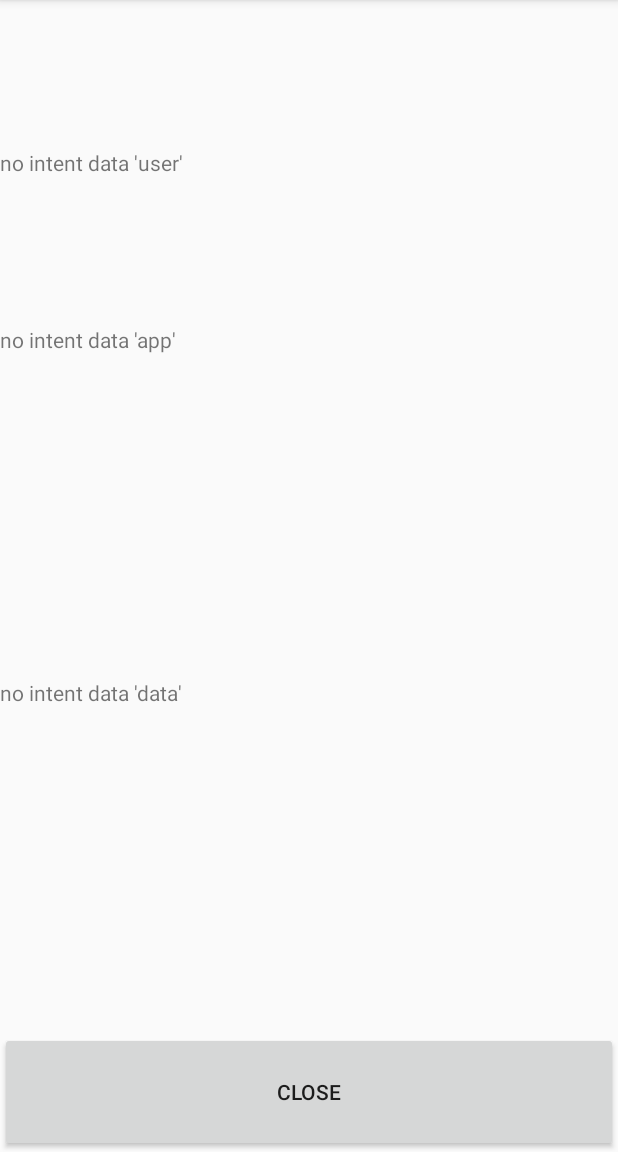
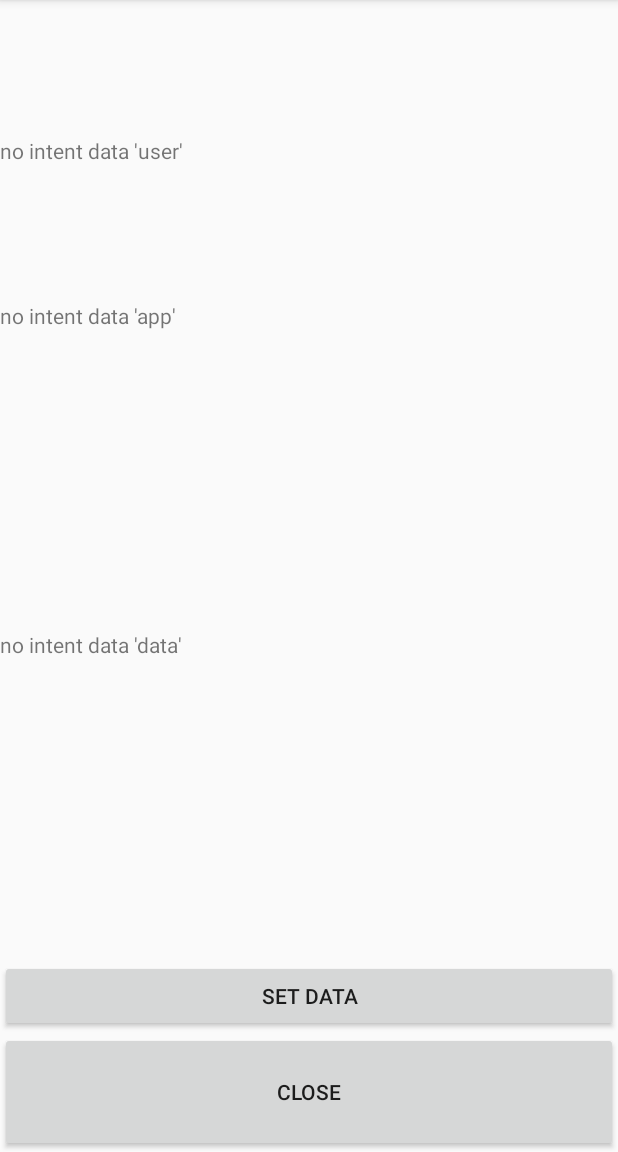
Before and after one commit to hanneseilers/PepperCMSBundle, an Android app: the screen it shows after launch (MainActivity), on a phone screen of 412 x 824 dp, the part 84-1236 px from its top. Run offline under Robolectric (Android 15) with nearby library versions, the light colour scheme and no system bars; libraries missing offline, so code that uses them is left out: com.aldebaran.qi; 1 statement that could not run was skipped.

Commit message:
Added setting intent return data.

```diff
--- a/demo-app/app/src/main/java/de/fhkiel/pepper/demo/app/MainActivity.java
+++ b/demo-app/app/src/main/java/de/fhkiel/pepper/demo/app/MainActivity.java
@@ -14,6 +14,8 @@ import com.aldebaran.qi.sdk.RobotLifecycleCallbacks;
 
 import org.json.JSONException;
 import org.json.JSONObject;
+
+import java.util.Date;
 
 public class MainActivity extends AppCompatActivity implements RobotLifecycleCallbacks {
 
@@ -37,6 +39,8 @@ public class MainActivity extends AppCompatActivity implements RobotLifecycleCal
         } else {
             ((TextView) findViewById(R.id.txtIntentUser)).setText("no intent data 'user'");
         }
+
+
 
         if(intent != null && intent.hasExtra("app")){
             String app = intent.getStringExtra("app");
@@ -66,13 +70,27 @@ public class MainActivity extends AppCompatActivity implements RobotLifecycleCal
             ((TextView) findViewById(R.id.txtIntentData)).setText("no intent data 'data'");
         }
 
-        findViewById(R.id.btnClose).setOnClickListener(view -> {
+        findViewById(R.id.btnClose).setOnClickListener(v -> {
             this.finish();
         });
+
+        findViewById(R.id.btnData).setOnClickListener(v -> {
+            if(this.data == null){
+                this.data = new JSONObject();
+            }
+
+            try {
+                this.data.put("time", (new Date()).getTime());
+            } catch (JSONException e) {
+                e.printStackTrace();
+            }
+
+            this.returnToCMS();
+        });
+
     }
 
-    @Override
-    protected void onDestroy() {
+    private void returnToCMS(){
         Intent returnIntent = new Intent();
         if( this.app != null ) {
             Log.d(TAG, "set results app: " + this.data);
@@ -84,6 +102,10 @@ public class MainActivity extends AppCompatActivity implements RobotLifecycleCal
         }
         Log.d(TAG, "set result intent");
         this.setResult(Activity.RESULT_OK, returnIntent);
+    }
+
+    @Override
+    protected void onDestroy() {
         QiSDK.unregister(this, this);
         super.onDestroy();
     }
--- a/demo-app/app/src/main/res/layout/activity_main.xml
+++ b/demo-app/app/src/main/res/layout/activity_main.xml
@@ -28,10 +28,19 @@
         android:id="@+id/txtIntentData"
         android:layout_width="0dp"
         android:layout_height="wrap_content"
-        app:layout_constraintBottom_toTopOf="@+id/btnClose"
+        app:layout_constraintBottom_toTopOf="@+id/btnData"
         app:layout_constraintEnd_toEndOf="parent"
         app:layout_constraintStart_toStartOf="parent"
         app:layout_constraintTop_toBottomOf="@+id/txtIntentApp" />
+
+    <Button
+        android:id="@+id/btnData"
+        android:layout_width="0dp"
+        android:layout_height="wrap_content"
+        android:text="set data"
+        app:layout_constraintBottom_toTopOf="@+id/btnClose"
+        app:layout_constraintEnd_toEndOf="parent"
+        app:layout_constraintStart_toStartOf="parent" />
 
     <Button
         android:id="@+id/btnClose"
```
